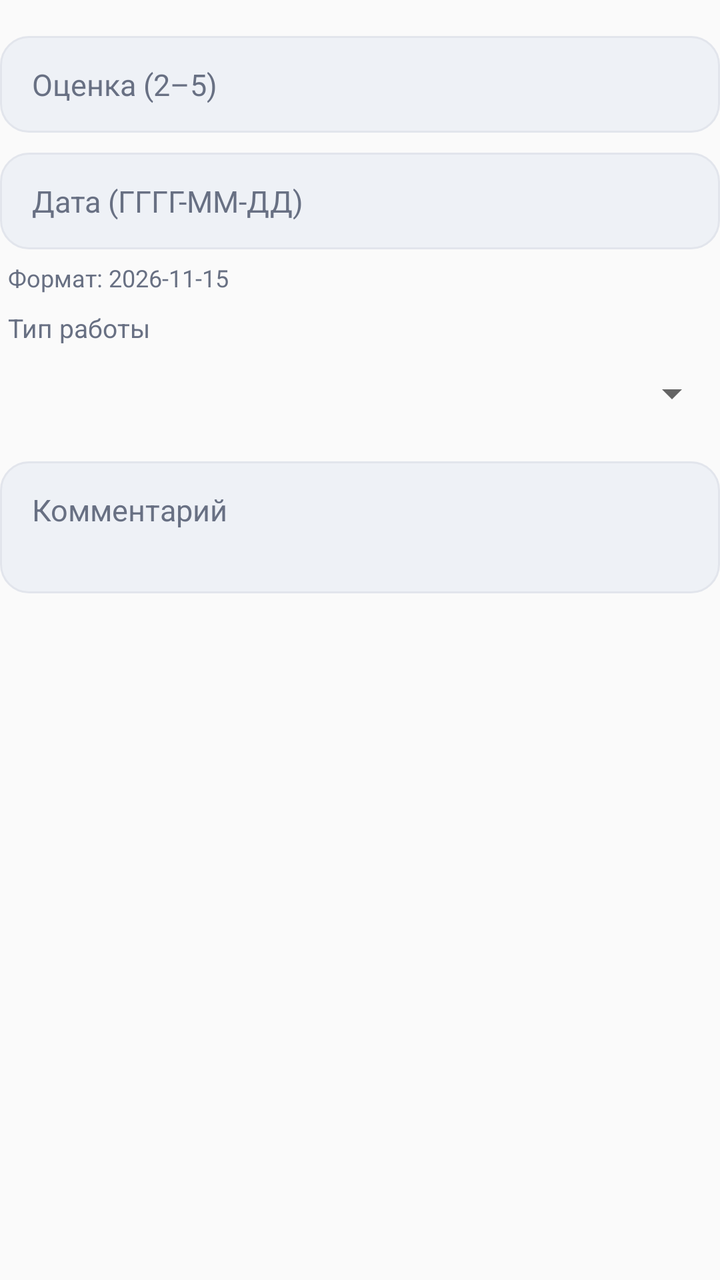
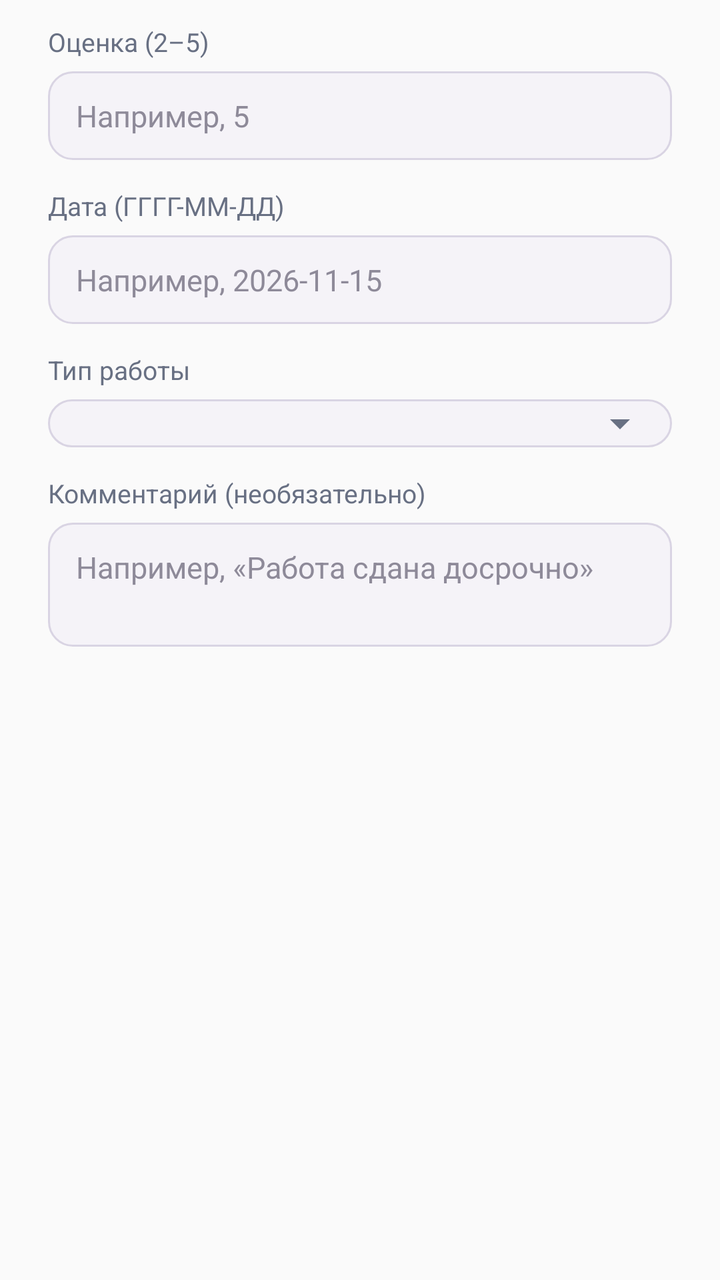

Two renders of the same Android screen: before a commit and after it. Below are the layout's source before the change and the commit's diff.
<!-- AndroidManifest.xml: application theme Theme.Studentkab -->
<!-- res/layout/dialog_grade.xml -->
<?xml version="1.0" encoding="utf-8"?>
<ScrollView xmlns:android="http://schemas.android.com/apk/res/android"
    android:layout_width="match_parent"
    android:layout_height="wrap_content"
    android:fillViewport="true">

    <LinearLayout
        android:layout_width="match_parent"
        android:layout_height="wrap_content"
        android:orientation="vertical"
        android:paddingTop="8dp">

        <EditText
            android:id="@+id/inputGradeValue"
            style="@style/Widget.Studentkab.TextInput"
            android:layout_width="match_parent"
            android:layout_height="wrap_content"
            android:hint="Оценка (2–5)"
            android:inputType="number"
            android:singleLine="true" />

        <EditText
            android:id="@+id/inputGradeDate"
            style="@style/Widget.Studentkab.TextInput"
            android:layout_width="match_parent"
            android:layout_height="wrap_content"
            android:hint="Дата (ГГГГ-ММ-ДД)"
            android:inputType="date"
            android:singleLine="true" />

        <TextView
            android:layout_width="match_parent"
            android:layout_height="wrap_content"
            android:layout_marginTop="6dp"
            android:layout_marginStart="4dp"
            android:text="Формат: 2026-11-15"
            android:textColor="@color/text_secondary"
            android:textSize="12sp" />

        <TextView
            android:layout_width="match_parent"
            android:layout_height="wrap_content"
            android:layout_marginStart="4dp"
            android:layout_marginTop="8dp"
            android:text="Тип работы"
            android:textColor="@color/text_secondary"
            android:textSize="13sp" />

        <Spinner
            android:id="@+id/inputWorkType"
            android:layout_width="match_parent"
            android:layout_height="48dp" />

        <EditText
            android:id="@+id/inputGradeComment"
            style="@style/Widget.Studentkab.TextInput"
            android:layout_width="match_parent"
            android:layout_height="wrap_content"
            android:gravity="top"
            android:hint="Комментарий"
            android:inputType="textCapSentences|textMultiLine"
            android:minLines="2" />
    </LinearLayout>
</ScrollView>
<!-- resources referenced by this layout -->
<resources>
  <color name="text_secondary">#687083</color>
  <style name="Widget.Studentkab.TextInput" parent="android:Widget.Material.EditText">
          <item name="android:background">@drawable/bg_text_input</item>
          <item name="android:paddingStart">16dp</item>
          <item name="android:paddingEnd">16dp</item>
          <item name="android:paddingTop">14dp</item>
          <item name="android:paddingBottom">14dp</item>
          <item name="android:textColor">@color/text_primary</item>
          <item name="android:textColorHint">@color/text_secondary</item>
          <item name="android:textSize">15sp</item>
          <item name="android:layout_marginTop">10dp</item>
      </style>
  <style name="Theme.Studentkab" parent="android:Theme.Material.Light.NoActionBar">
          <item name="android:colorAccent">@color/action_add</item>
          <item name="android:alertDialogTheme">@style/Theme.Studentkab.Dialog</item>
      </style>
  <!-- drawable bg_text_input (drawable) -->
  <?xml version="1.0" encoding="utf-8"?>
  <selector xmlns:android="http://schemas.android.com/apk/res/android">
      <item android:state_focused="true">
          <shape android:shape="rectangle">
              <solid android:color="@color/card_surface" />
              <stroke android:width="2dp" android:color="@color/action_add" />
              <corners android:radius="14dp" />
          </shape>
      </item>
      <item>
          <shape android:shape="rectangle">
              <solid android:color="@color/info_surface" />
              <stroke android:width="1dp" android:color="@color/card_stroke" />
              <corners android:radius="14dp" />
          </shape>
      </item>
  </selector>
  <color name="text_primary">#202431</color>
  <color name="action_add">#1565C0</color>
  <style name="Theme.Studentkab.Dialog" parent="android:Theme.Material.Light.Dialog.Alert">
          <item name="android:colorAccent">@color/action_add</item>
          <item name="android:windowBackground">@drawable/bg_dialog</item>
          <item name="android:windowMinWidthMajor">90%</item>
          <item name="android:windowMinWidthMinor">90%</item>
          <item name="android:windowContentOverlay">@null</item>
      </style>
  <color name="card_surface">#FFFFFFFF</color>
  <color name="info_surface">#EEF1F6</color>
  <color name="card_stroke">#E2E5EC</color>
  <!-- drawable bg_dialog (drawable) -->
  <?xml version="1.0" encoding="utf-8"?>
  <shape xmlns:android="http://schemas.android.com/apk/res/android"
      android:shape="rectangle">
      <solid android:color="@color/card_surface" />
      <corners android:radius="24dp" />
  </shape>
</resources>

<!-- the commit's change to res/layout/dialog_grade.xml (unified diff, before → after) -->
@@ -2,63 +2,114 @@
 <ScrollView xmlns:android="http://schemas.android.com/apk/res/android"
     android:layout_width="match_parent"
     android:layout_height="wrap_content"
+    android:paddingStart="24dp"
+    android:paddingEnd="24dp"
+    android:paddingTop="12dp"
+    android:paddingBottom="12dp"
     android:fillViewport="true">
 
     <LinearLayout
         android:layout_width="match_parent"
         android:layout_height="wrap_content"
-        android:orientation="vertical"
-        android:paddingTop="8dp">
+        android:orientation="vertical">
+
+        
+        <TextView
+            android:layout_width="wrap_content"
+            android:layout_height="wrap_content"
+            android:text="Оценка (2–5)"
+            android:textColor="@color/text_secondary"
+            android:textSize="13sp"
+            android:layout_marginBottom="6dp" />
 
         <EditText
             android:id="@+id/inputGradeValue"
-            style="@style/Widget.Studentkab.TextInput"
             android:layout_width="match_parent"
             android:layout_height="wrap_content"
-            android:hint="Оценка (2–5)"
+            android:hint="Например, 5"
+            android:textColorHint="@color/hint_text"
+            android:textColor="@color/text_primary"
+            android:textSize="15sp"
             android:inputType="number"
-            android:singleLine="true" />
+            android:maxLength="1"
+            android:paddingStart="14dp"
+            android:paddingEnd="14dp"
+            android:paddingTop="12dp"
+            android:paddingBottom="12dp"
+            android:background="@drawable/bg_input_field"
+            android:layout_marginBottom="14dp" />
+
+        
+        <TextView
+            android:layout_width="wrap_content"
+            android:layout_height="wrap_content"
+            android:text="Дата (ГГГГ-ММ-ДД)"
+            android:textColor="@color/text_secondary"
+            android:textSize="13sp"
+            android:layout_marginBottom="6dp" />
 
         <EditText
             android:id="@+id/inputGradeDate"
-            style="@style/Widget.Studentkab.TextInput"
             android:layout_width="match_parent"
             android:layout_height="wrap_content"
-            android:hint="Дата (ГГГГ-ММ-ДД)"
+            android:hint="Например, 2026-11-15"
+            android:textColorHint="@color/hint_text"
+            android:textColor="@color/text_primary"
+            android:textSize="15sp"
             android:inputType="date"
-            android:singleLine="true" />
+            android:paddingStart="14dp"
+            android:paddingEnd="14dp"
+            android:paddingTop="12dp"
+            android:paddingBottom="12dp"
+            android:background="@drawable/bg_input_field"
+            android:layout_marginBottom="14dp" />
 
+        
         <TextView
-            android:layout_width="match_parent"
+            android:layout_width="wrap_content"
             android:layout_height="wrap_content"
-            android:layout_marginTop="6dp"
-            android:layout_marginStart="4dp"
-            android:text="Формат: 2026-11-15"
-            android:textColor="@color/text_secondary"
-            android:textSize="12sp" />
-
-        <TextView
-            android:layout_width="match_parent"
-            android:layout_height="wrap_content"
-            android:layout_marginStart="4dp"
-            android:layout_marginTop="8dp"
             android:text="Тип работы"
             android:textColor="@color/text_secondary"
-            android:textSize="13sp" />
+            android:textSize="13sp"
+            android:layout_marginBottom="6dp" />
 
         <Spinner
             android:id="@+id/inputWorkType"
             android:layout_width="match_parent"
-            android:layout_height="48dp" />
+            android:layout_height="wrap_content"
+            android:background="@drawable/bg_spinner_field"
+            android:paddingStart="14dp"
+            android:paddingEnd="40dp"
+            android:paddingTop="12dp"
+            android:paddingBottom="12dp"
+            android:popupBackground="@drawable/bg_spinner_popup"
+            android:spinnerMode="dropdown"
+            android:layout_marginBottom="14dp" />
+
+        
+        <TextView
+            android:layout_width="wrap_content"
+            android:layout_height="wrap_content"
+            android:text="Комментарий (необязательно)"
+            android:textColor="@color/text_secondary"
+            android:textSize="13sp"
+            android:layout_marginBottom="6dp" />
 
         <EditText
             android:id="@+id/inputGradeComment"
-            style="@style/Widget.Studentkab.TextInput"
             android:layout_width="match_parent"
             android:layout_height="wrap_content"
-            android:gravity="top"
-            android:hint="Комментарий"
-            android:inputType="textCapSentences|textMultiLine"
-            android:minLines="2" />
+            android:hint="Например, «Работа сдана досрочно»"
+            android:textColorHint="@color/hint_text"
+            android:textColor="@color/text_primary"
+            android:textSize="15sp"
+            android:inputType="textMultiLine|textCapSentences"
+            android:minLines="2"
+            android:gravity="top|start"
+            android:paddingStart="14dp"
+            android:paddingEnd="14dp"
+            android:paddingTop="12dp"
+            android:paddingBottom="12dp"
+            android:background="@drawable/bg_input_field" />
     </LinearLayout>
 </ScrollView>
<!-- resource entries referenced after the edit -->
@@ -1,39 +1,68 @@
 <!-- resources referenced by this layout -->
 <resources>
+  <color name="hint_text">#8E8A99</color>
   <color name="text_secondary">#687083</color>
-  <style name="Widget.Studentkab.TextInput" parent="android:Widget.Material.EditText">
-          <item name="android:background">@drawable/bg_text_input</item>
-          <item name="android:paddingStart">16dp</item>
-          <item name="android:paddingEnd">16dp</item>
-          <item name="android:paddingTop">14dp</item>
-          <item name="android:paddingBottom">14dp</item>
-          <item name="android:textColor">@color/text_primary</item>
-          <item name="android:textColorHint">@color/text_secondary</item>
-          <item name="android:textSize">15sp</item>
-          <item name="android:layout_marginTop">10dp</item>
-      </style>
+  <!-- drawable bg_input_field (drawable) -->
+  <?xml version="1.0" encoding="utf-8"?>
+  <selector xmlns:android="http://schemas.android.com/apk/res/android">
+      <item android:state_focused="true">
+          <shape android:shape="rectangle">
+              <solid android:color="@color/field_surface_focused" />
+              <stroke android:width="2dp" android:color="@color/field_stroke_focused" />
+              <corners android:radius="12dp" />
+          </shape>
+      </item>
+      <item>
+          <shape android:shape="rectangle">
+              <solid android:color="@color/field_surface" />
+              <stroke android:width="1dp" android:color="@color/field_stroke" />
+              <corners android:radius="12dp" />
+          </shape>
+      </item>
+  </selector>
+  <!-- drawable bg_spinner_field (drawable) -->
+  <?xml version="1.0" encoding="utf-8"?>
+  <layer-list xmlns:android="http://schemas.android.com/apk/res/android">
+      
+      <item android:drawable="@drawable/bg_input_field" />
+  
+      
+      <item
+          android:drawable="@drawable/ic_arrow_drop_down"
+          android:gravity="end|center_vertical"
+          android:right="14dp" />
+  </layer-list>
+  <!-- drawable bg_spinner_popup (drawable) -->
+  <?xml version="1.0" encoding="utf-8"?>
+  <shape xmlns:android="http://schemas.android.com/apk/res/android">
+      <solid android:color="@color/card_surface" />
+      <corners android:radius="12dp" />
+      <stroke
+          android:width="1dp"
+          android:color="@color/card_stroke" />
+      <padding
+          android:top="6dp"
+          android:bottom="6dp" />
+  </shape>
   <style name="Theme.Studentkab" parent="android:Theme.Material.Light.NoActionBar">
           <item name="android:colorAccent">@color/action_add</item>
           <item name="android:alertDialogTheme">@style/Theme.Studentkab.Dialog</item>
       </style>
-  <!-- drawable bg_text_input (drawable) -->
+  <color name="field_surface_focused">#FFFFFF</color>
+  <color name="field_stroke_focused">#6650A4</color>
+  <color name="field_surface">#F5F3F8</color>
+  <color name="field_stroke">#D9D4E3</color>
+  <!-- drawable ic_arrow_drop_down (drawable) -->
   <?xml version="1.0" encoding="utf-8"?>
-  <selector xmlns:android="http://schemas.android.com/apk/res/android">
-      <item android:state_focused="true">
-          <shape android:shape="rectangle">
-              <solid android:color="@color/card_surface" />
-              <stroke android:width="2dp" android:color="@color/action_add" />
-              <corners android:radius="14dp" />
-          </shape>
-      </item>
-      <item>
-          <shape android:shape="rectangle">
-              <solid android:color="@color/info_surface" />
-              <stroke android:width="1dp" android:color="@color/card_stroke" />
-              <corners android:radius="14dp" />
-          </shape>
-      </item>
-  </selector>
+  <vector xmlns:android="http://schemas.android.com/apk/res/android"
+      android:width="24dp"
+      android:height="24dp"
+      android:viewportWidth="24"
+      android:viewportHeight="24">
+      <path
+          android:fillColor="@color/text_secondary"
+          android:pathData="M7,10l5,5 5,-5z" />
+  </vector>
   <color name="text_primary">#202431</color>
   <color name="action_add">#1565C0</color>
   <style name="Theme.Studentkab.Dialog" parent="android:Theme.Material.Light.Dialog.Alert">
@@ -44,7 +73,6 @@
           <item name="android:windowContentOverlay">@null</item>
       </style>
   <color name="card_surface">#FFFFFFFF</color>
-  <color name="info_surface">#EEF1F6</color>
   <color name="card_stroke">#E2E5EC</color>
   <!-- drawable bg_dialog (drawable) -->
   <?xml version="1.0" encoding="utf-8"?>
